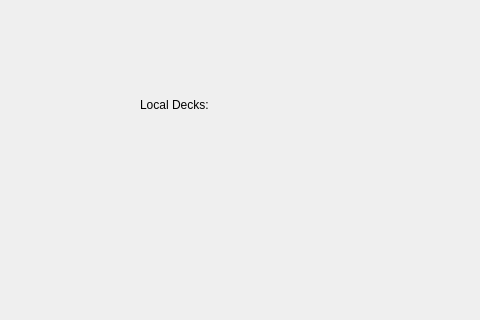
First picture: the form in deckmanagerwidget.ui, repository hsetlik/Codex_oldDt5, before the edit; both pictures show x 0 to 480 and y 0 to 320 of the 800 by 600 pixel window.
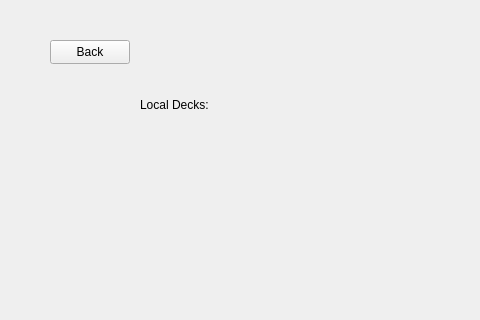
Second picture: the form after the edit.

Commit message: added navigation buttons, experiments with python

```diff
--- a/deckmanagerwidget.ui
+++ b/deckmanagerwidget.ui
@@ -56,6 +56,19 @@
     <string>Local Decks:</string>
    </property>
   </widget>
+  <widget class="QPushButton" name="backButton">
+   <property name="geometry">
+    <rect>
+     <x>50</x>
+     <y>40</y>
+     <width>80</width>
+     <height>24</height>
+    </rect>
+   </property>
+   <property name="text">
+    <string>Back</string>
+   </property>
+  </widget>
  </widget>
  <resources/>
  <connections/>
```
The commit also changes 10 other files.
